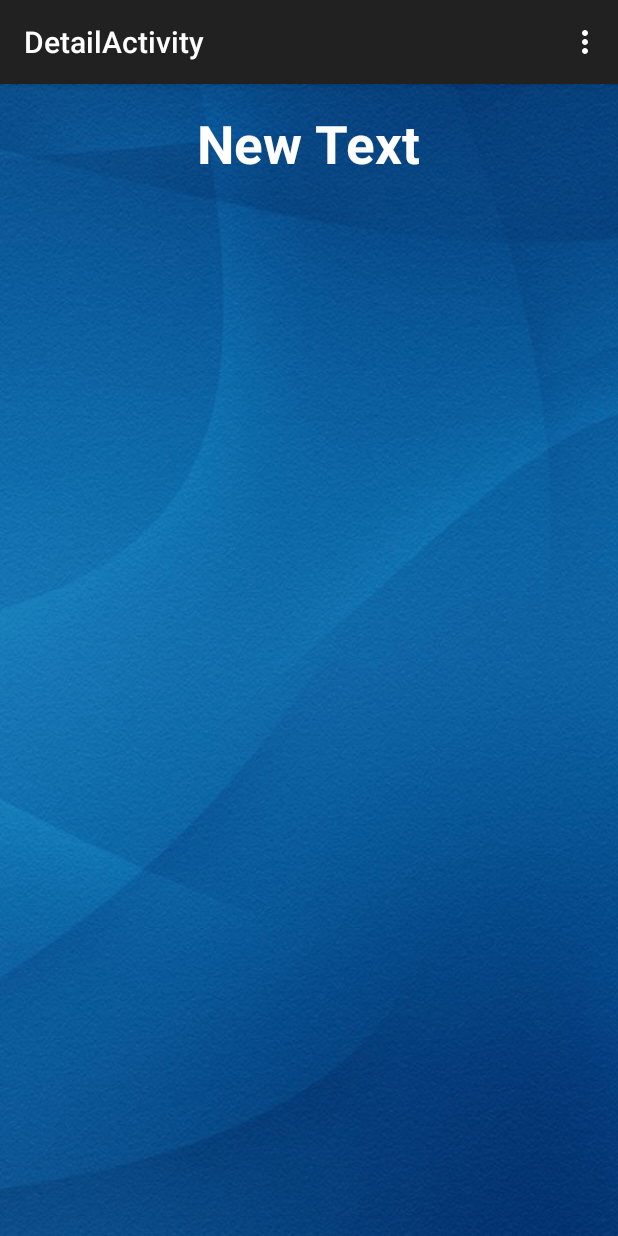
After one commit to akumo/Traffic_12Sep15, an Android app: the DetailActivity screen opened directly, with no data from a screen before it, on a phone screen of 412 x 824 dp. The commit adds this screen. Run offline under Robolectric (Android 15) with nearby library versions, the phone set to English and light mode, and no system bars.

Commit message:
Commit from Graphic #2

```diff
--- a/app/src/main/AndroidManifest.xml
+++ b/app/src/main/AndroidManifest.xml
@@ -1,22 +1,26 @@
 <?xml version="1.0" encoding="utf-8"?>
 <manifest xmlns:android="http://schemas.android.com/apk/res/android"
-    package="com.example.akumo.traffic">
+    package="com.example.akumo.traffic" >
 
     <application
         android:allowBackup="true"
         android:icon="@drawable/traffic_13"
         android:label="@string/app_name"
-        android:theme="@style/AppTheme">
+        android:theme="@style/AppTheme" >
         <activity
             android:name=".MainActivity"
             android:label="@string/app_name"
-            android:screenOrientation="portrait">
+            android:screenOrientation="portrait" >
             <intent-filter>
                 <action android:name="android.intent.action.MAIN" />
 
                 <category android:name="android.intent.category.LAUNCHER" />
             </intent-filter>
         </activity>
+        <activity
+            android:name=".DetailActivity"
+            android:label="@string/title_activity_detail" >
+        </activity>
     </application>
 
 </manifest>
--- /dev/null
+++ b/app/src/main/java/com/example/akumo/traffic/DetailActivity.java
@@ -0,0 +1,37 @@
+package com.example.akumo.traffic;
+
+import android.support.v7.app.AppCompatActivity;
+import android.os.Bundle;
+import android.view.Menu;
+import android.view.MenuItem;
+
+public class DetailActivity extends AppCompatActivity {
+
+    @Override
+    protected void onCreate(Bundle savedInstanceState) {
+        super.onCreate(savedInstanceState);
+        setContentView(R.layout.activity_detail);
+    }
+
+    @Override
+    public boolean onCreateOptionsMenu(Menu menu) {
+        // Inflate the menu; this adds items to the action bar if it is present.
+        getMenuInflater().inflate(R.menu.menu_detail, menu);
+        return true;
+    }
+
+    @Override
+    public boolean onOptionsItemSelected(MenuItem item) {
+        // Handle action bar item clicks here. The action bar will
+        // automatically handle clicks on the Home/Up button, so long
+        // as you specify a parent activity in AndroidManifest.xml.
+        int id = item.getItemId();
+
+        //noinspection SimplifiableIfStatement
+        if (id == R.id.action_settings) {
+            return true;
+        }
+
+        return super.onOptionsItemSelected(item);
+    }
+}
--- a/app/src/main/java/com/example/akumo/traffic/MainActivity.java
+++ b/app/src/main/java/com/example/akumo/traffic/MainActivity.java
@@ -8,6 +8,7 @@
 import android.view.Menu;
 import android.view.MenuItem;
 import android.view.View;
+import android.widget.AdapterView;
 import android.widget.Button;
 import android.widget.ListView;
 
@@ -86,6 +87,14 @@
         MyAdapter objMyAdapter = new MyAdapter(MainActivity.this, intIcon, strTitle);
         trafficListView.setAdapter(objMyAdapter);
 
+        trafficListView.setOnItemClickListener(new AdapterView.OnItemClickListener() {
+            @Override
+            public void onItemClick(AdapterView<?> parent, View view, int position, long id) {
+                Intent objIntent = new Intent(MainActivity.this, DetailActivity.class);
+                startActivity(objIntent);
+
+            }
+        });
 
     } // createListView
 
--- /dev/null
+++ b/app/src/main/res/layout/activity_detail.xml
@@ -0,0 +1,32 @@
+<RelativeLayout xmlns:android="http://schemas.android.com/apk/res/android"
+    xmlns:tools="http://schemas.android.com/tools" android:layout_width="match_parent"
+    android:layout_height="match_parent" android:paddingLeft="@dimen/activity_horizontal_margin"
+    android:paddingRight="@dimen/activity_horizontal_margin"
+    android:paddingTop="@dimen/activity_vertical_margin"
+    android:paddingBottom="@dimen/activity_vertical_margin"
+    tools:context="com.example.akumo.traffic.DetailActivity"
+    android:background="@drawable/bg7">
+
+    <LinearLayout
+        android:orientation="vertical"
+        android:layout_width="match_parent"
+        android:layout_height="match_parent">
+
+        <TextView
+            android:layout_width="wrap_content"
+            android:layout_height="wrap_content"
+            android:text="New Text"
+            android:id="@+id/textView"
+            android:textSize="@dimen/h1"
+            android:layout_gravity="center_horizontal"
+            android:textStyle="bold"
+            android:textColor="@color/text" />
+
+        <ImageView
+            android:layout_width="200dp"
+            android:layout_height="200dp"
+            android:id="@+id/imageView"
+            android:layout_gravity="center_horizontal" />
+    </LinearLayout>
+
+</RelativeLayout>
--- /dev/null
+++ b/app/src/main/res/menu/menu_detail.xml
@@ -0,0 +1,7 @@
+<menu xmlns:android="http://schemas.android.com/apk/res/android"
+    xmlns:app="http://schemas.android.com/apk/res-auto"
+    xmlns:tools="http://schemas.android.com/tools"
+    tools:context="com.example.akumo.traffic.DetailActivity">
+    <item android:id="@+id/action_settings" android:title="@string/action_settings"
+        android:orderInCategory="100" app:showAsAction="never" />
+</menu>
--- a/app/src/main/res/values/strings.xml
+++ b/app/src/main/res/values/strings.xml
@@ -5,4 +5,5 @@
     <string name="action_settings">Settings</string>
 
     <string name="head">จราจร</string>
+    <string name="title_activity_detail">DetailActivity</string>
 </resources>
```
